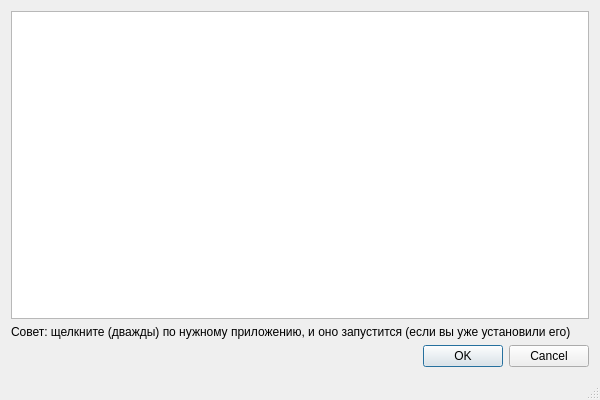
pashazz/winegame, file mainwindow.ui: the form before one commit.
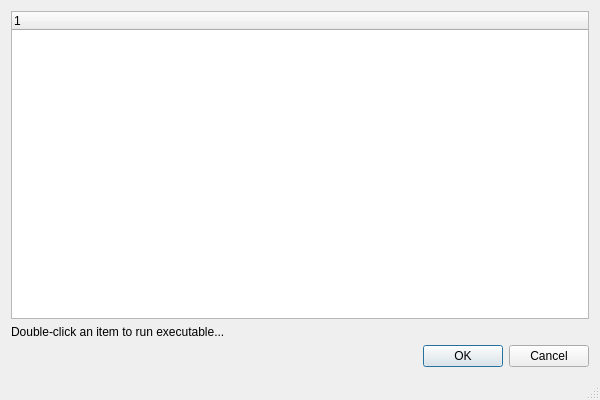
The form after the commit.

```diff
--- a/mainwindow.ui
+++ b/mainwindow.ui
@@ -19,16 +19,21 @@
   <widget class="QWidget" name="centralWidget">
    <layout class="QVBoxLayout" name="verticalLayout">
     <item>
-     <widget class="QListWidget" name="lstGames">
+     <widget class="QTreeWidget" name="lstGames">
       <property name="acceptDrops">
        <bool>true</bool>
       </property>
+      <column>
+       <property name="text">
+        <string notr="true">1</string>
+       </property>
+      </column>
      </widget>
     </item>
     <item>
      <widget class="QLabel" name="lblNote">
       <property name="text">
-       <string>Совет: щелкните (дважды) по нужному приложению, и оно запустится (если вы уже установили его)</string>
+       <string>Double-click an item to run executable...</string>
       </property>
      </widget>
     </item>
```
